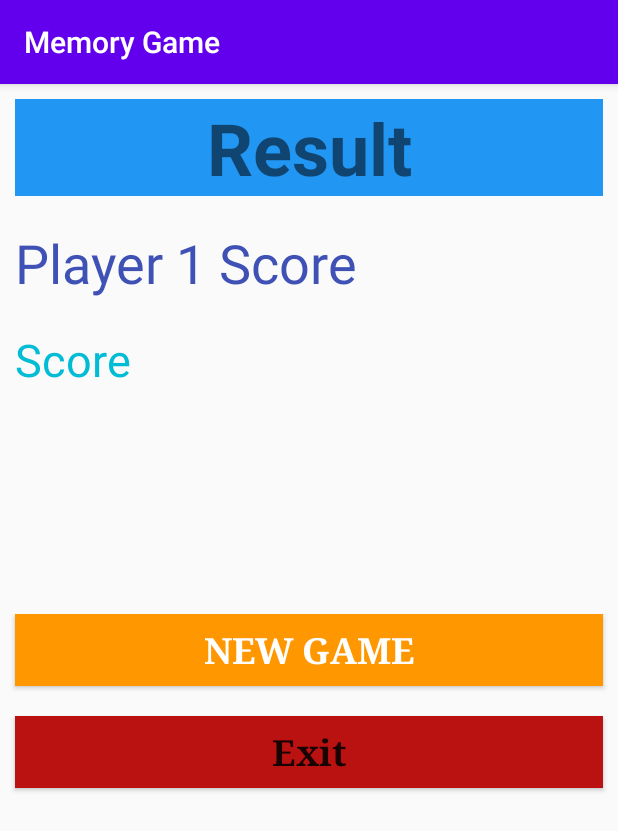
After one commit to Nano141/Android_MemoryGame, an Android app: the Result screen opened directly, with no data from a screen before it, on a phone screen of 412 x 824 dp. The commit adds this screen. Shown: the top 831 px of the screen. Run offline under Robolectric (Android 15) with nearby library versions, the phone set to English and light mode, and no system bars; 1 statement that could not run was skipped.

Commit message:
Finished all the core mechanics of the game

```diff
--- a/app/src/main/AndroidManifest.xml
+++ b/app/src/main/AndroidManifest.xml
@@ -9,6 +9,8 @@
         android:roundIcon="@mipmap/ic_launcher_round"
         android:supportsRtl="true"
         android:theme="@style/AppTheme">
+        <activity android:name=".Result"></activity>
+        <activity android:name=".Game" android:configChanges="orientation|screenSize"></activity>
         <activity android:name=".MainActivity">
             <intent-filter>
                 <action android:name="android.intent.action.MAIN" />
--- /dev/null
+++ b/app/src/main/java/com/example/assignment3/Result.java
@@ -0,0 +1,40 @@
+package com.example.assignment3;
+
+import androidx.appcompat.app.AppCompatActivity;
+
+import android.content.Intent;
+import android.os.Bundle;
+import android.view.View;
+import android.widget.Button;
+import android.widget.TextView;
+
+public class Result extends AppCompatActivity {
+
+    @Override
+    protected void onCreate(Bundle savedInstanceState) {
+        super.onCreate(savedInstanceState);
+        setContentView(R.layout.activity_result);
+        Button BtnNewGame = findViewById(R.id.buttonNewGame);
+        Button BtnExit = findViewById(R.id.buttonExit);
+        TextView scoreView = findViewById(R.id.p1Score);
+        Intent i = getIntent();
+        Bundle extras = i.getExtras();
+        scoreView.setText(extras.getString("Score"));
+        BtnNewGame.setOnClickListener(new View.OnClickListener() {
+            @Override
+            public void onClick(View view) {
+                Intent i = new Intent(Result.this,MainActivity.class);
+                startActivity(i);
+                finish();
+            }
+        });
+
+        BtnExit.setOnClickListener(new View.OnClickListener() {
+            @Override
+            public void onClick(View view) {
+                finishAffinity();
+            }
+        });
+    }
+
+}
--- /dev/null
+++ b/app/src/main/res/layout/activity_result.xml
@@ -0,0 +1,94 @@
+<?xml version="1.0" encoding="utf-8"?>
+<LinearLayout xmlns:android="http://schemas.android.com/apk/res/android"
+    xmlns:app="http://schemas.android.com/apk/res-auto"
+    xmlns:tools="http://schemas.android.com/tools"
+    android:layout_width="match_parent"
+    android:layout_height="match_parent"
+    android:orientation="vertical"
+    tools:context=".Result">
+
+    <TextView
+        android:id="@+id/resultTitle"
+        android:layout_width="match_parent"
+        android:layout_height="wrap_content"
+        android:layout_marginStart="10dp"
+        android:layout_marginTop="10dp"
+        android:layout_marginEnd="10dp"
+        android:background="#2196F3"
+        android:gravity="center"
+        android:text="@string/resultTitle"
+        android:textSize="48sp"
+        android:textStyle="bold" />
+
+    <LinearLayout
+        android:layout_width="match_parent"
+        android:layout_height="wrap_content"
+        android:layout_marginTop="10dp"
+        android:layout_weight="1"
+        android:orientation="horizontal">
+
+        <LinearLayout
+            android:layout_width="match_parent"
+            android:layout_height="match_parent"
+            android:layout_marginStart="10dp"
+            android:layout_weight="1"
+            android:orientation="vertical">
+
+            <TextView
+                android:id="@+id/textView2"
+                android:layout_width="match_parent"
+                android:layout_height="wrap_content"
+                android:layout_marginTop="10dp"
+                android:layout_marginBottom="20dp"
+                android:text="@string/p1Score"
+                android:textColor="#3F51B5"
+                android:textSize="36sp" />
+
+            <TextView
+                android:id="@+id/p1Score"
+                android:layout_width="match_parent"
+                android:layout_height="wrap_content"
+                android:text="@string/score1Value"
+                android:textColor="#00BCD4"
+                android:textSize="30sp" />
+        </LinearLayout>
+
+    </LinearLayout>
+
+    <LinearLayout
+        android:layout_width="match_parent"
+        android:layout_height="wrap_content"
+        android:layout_weight="2"
+        android:orientation="vertical">
+
+        <Button
+            android:id="@+id/buttonNewGame"
+            style="@style/Widget.AppCompat.Button.Colored"
+            android:layout_width="match_parent"
+            android:layout_height="wrap_content"
+            android:layout_marginStart="10dp"
+            android:layout_marginEnd="10dp"
+            android:layout_marginBottom="20dp"
+            android:background="#FF9800"
+            android:fontFamily="serif"
+            android:text="@string/newGameBtn"
+            android:textSize="24sp"
+            android:textStyle="bold" />
+
+        <Button
+            android:id="@+id/buttonExit"
+            style="@style/Widget.AppCompat.Button.Colored"
+            android:layout_width="match_parent"
+            android:layout_height="wrap_content"
+            android:layout_marginStart="10dp"
+            android:layout_marginEnd="10dp"
+            android:background="#BA1111"
+            android:ellipsize="none"
+            android:fontFamily="serif"
+            android:text="@string/exitBtn"
+            android:textAppearance="@style/TextAppearance.AppCompat.Body1"
+            android:textSize="24sp"
+            android:textStyle="bold" />
+    </LinearLayout>
+
+</LinearLayout>
--- a/app/src/main/res/values/strings.xml
+++ b/app/src/main/res/values/strings.xml
@@ -1,3 +1,10 @@
 <resources>
-    <string name="app_name">Assignment 3</string>
+    <string name="app_name">Memory Game</string>
+    <string name="resultTitle">Result</string>
+    <string name="p1Score">Player 1 Score</string>
+    <string name="p2Score">Player 2 Score</string>
+    <string name="score1Value">Score</string>
+    <string name="score2Value">Score</string>
+    <string name="newGameBtn">New Game</string>
+    <string name="exitBtn">Exit</string>
 </resources>
```
Also changed, not shown: app/src/main/java/com/example/assignment3/Game.java (added, +165 -0 lines), app/src/main/java/com/example/assignment3/MainActivity.java (+12 -0 lines), app/src/main/res/layout/activity_game.xml (added, +131 -0 lines), app/src/main/res/layout/activity_main.xml (+3 -7 lines), app/src/main/res/drawable/back.png (added), app/src/main/res/drawable/eagle.png (added), app/src/main/res/drawable/fox.png (added), app/src/main/res/drawable/lion.png (added), app/src/main/res/drawable/monkey.png (added), app/src/main/res/drawable/panda.png (added), app/src/main/res/drawable/wolf.png (added).
